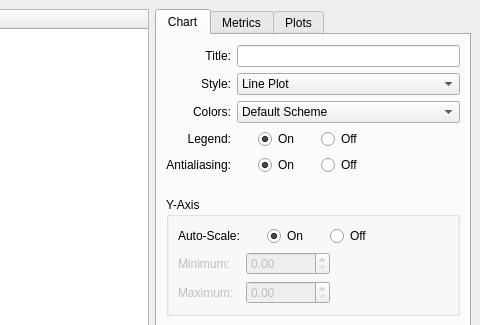
Above: src/chart/chartdialog.ui from performancecopilot/pcp before the change; both pictures show x 132 to 612 and y 0 to 325 of the 612 by 457 pixel window. Below: the same form after it.
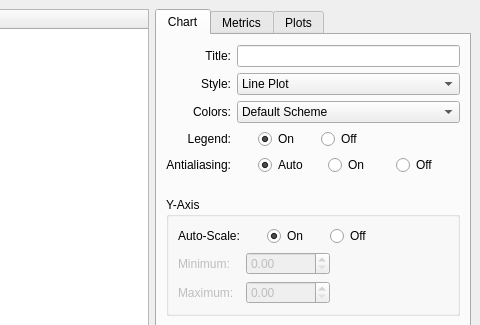
That is the form after the change. Icons and pictures are not drawn. Custom widgets are drawn as their Qt base class.

Commit message: Add an "Auto" anti-alias on/off selection that chooses a good default.

Patch:
```diff
--- a/src/chart/chartdialog.ui
+++ b/src/chart/chartdialog.ui
@@ -280,12 +280,6 @@
            </item>
            <item row="4" column="1" >
             <layout class="QHBoxLayout" >
-             <property name="margin" >
-              <number>0</number>
-             </property>
-             <property name="spacing" >
-              <number>6</number>
-             </property>
              <item>
               <spacer>
                <property name="orientation" >
@@ -302,6 +296,44 @@
                </property>
               </spacer>
              </item>
+             <item>
+              <widget class="QRadioButton" name="antiAliasingAuto" >
+               <property name="sizePolicy" >
+                <sizepolicy vsizetype="Fixed" hsizetype="Fixed" >
+                 <horstretch>0</horstretch>
+                 <verstretch>0</verstretch>
+                </sizepolicy>
+               </property>
+               <property name="whatsThis" >
+                <string>Enable or disable chart rendering with antialiasing automatically, based on the chart style chosen.  Line plots will be drawn anti-aliased as this gives a color exactly matching that requested, and bar plots are drawn anti-aliased so their outlines are correctly rendered.</string>
+               </property>
+               <property name="text" >
+                <string>Auto</string>
+               </property>
+               <property name="checked" >
+                <bool>true</bool>
+               </property>
+               <property name="autoExclusive" >
+                <bool>false</bool>
+               </property>
+              </widget>
+             </item>
+             <item>
+              <spacer>
+               <property name="orientation" >
+                <enum>Qt::Horizontal</enum>
+               </property>
+               <property name="sizeType" >
+                <enum>QSizePolicy::Fixed</enum>
+               </property>
+               <property name="sizeHint" >
+                <size>
+                 <width>14</width>
+                 <height>20</height>
+                </size>
+               </property>
+              </spacer>
+             </item>
              <item>
               <widget class="QRadioButton" name="antiAliasingOn" >
                <property name="sizePolicy" >
@@ -318,9 +350,6 @@
                <property name="text" >
                 <string>On</string>
                </property>
-               <property name="checked" >
-                <bool>true</bool>
-               </property>
                <property name="autoExclusive" >
                 <bool>false</bool>
                </property>
@@ -336,7 +365,7 @@
                </property>
                <property name="sizeHint" >
                 <size>
-                 <width>16</width>
+                 <width>21</width>
                  <height>20</height>
                 </size>
                </property>
@@ -370,7 +399,7 @@
                </property>
                <property name="sizeHint" >
                 <size>
-                 <width>40</width>
+                 <width>5</width>
                  <height>20</height>
                 </size>
                </property>
```
Left out of the diff: 18 changed lines with no effect on the pictures. The commit also changes 3 other files.
